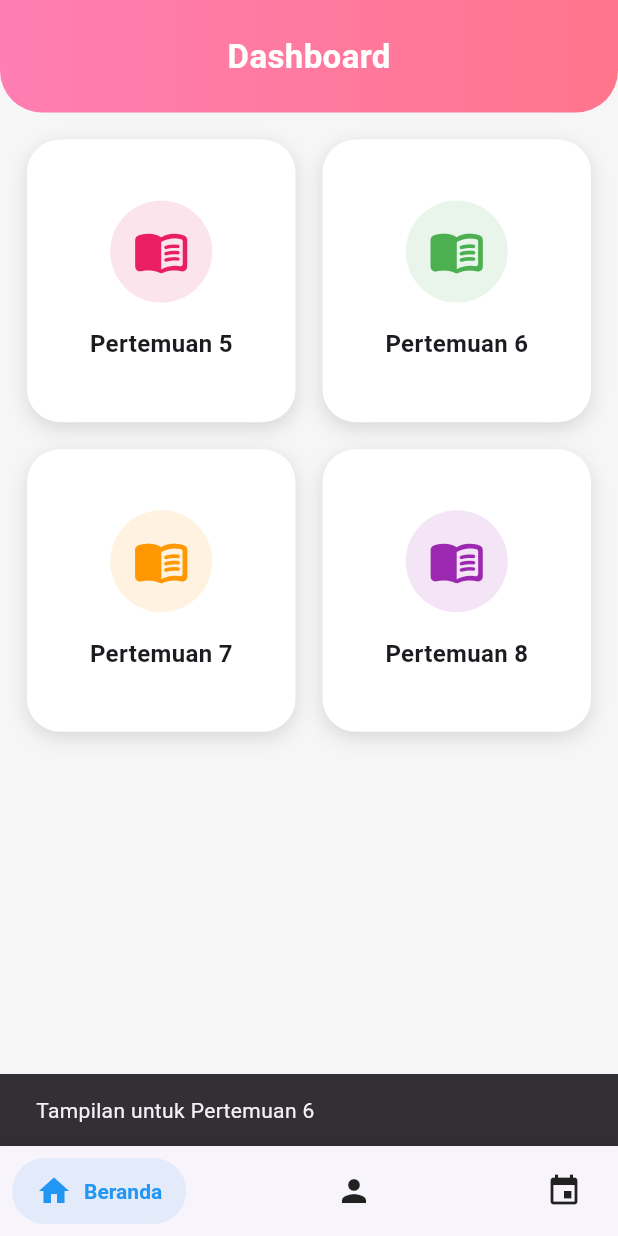
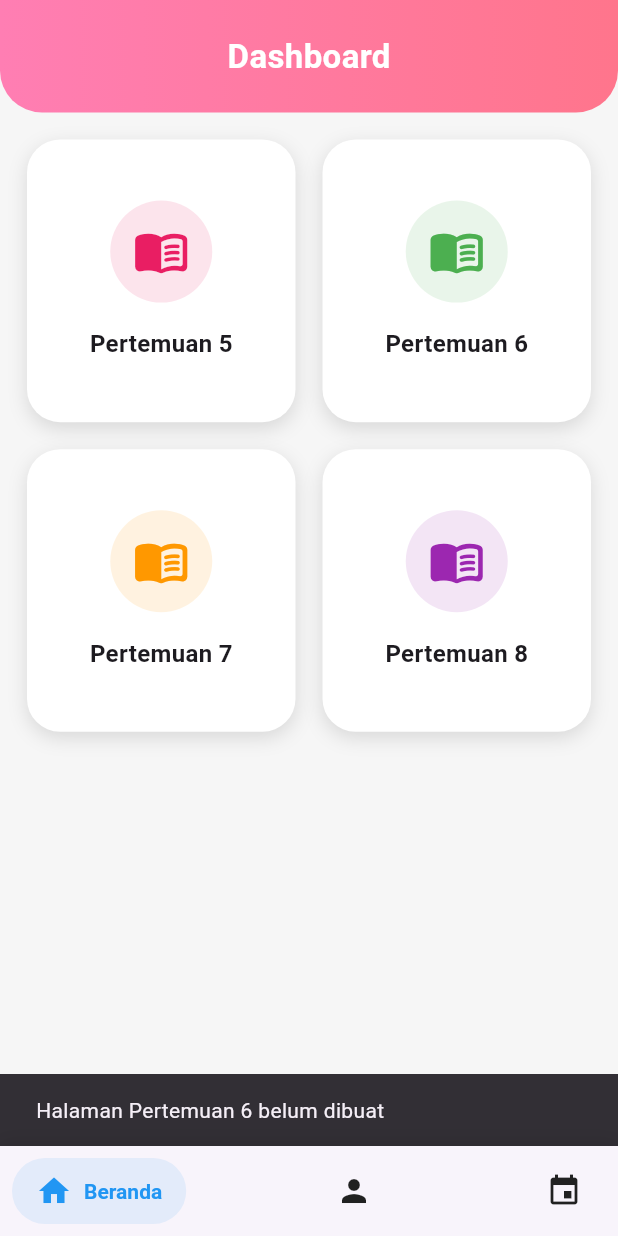
Before and after one commit to auraadiana22/MobileProgramming_p7, a Flutter app: the screen it shows after launch, after a tap on "Pertemuan 6", on a phone screen of 412 x 824 dp. Run offline on Flutter 3.47's test engine with Material 3 defaults, Android fonts, the phone set to English and light mode, and no system bars; drawn by our look-alikes of salomon_bottom_bar.

Commit message:
modified: lib/page/beranda_page.dart

```diff
--- a/lib/page/beranda_page.dart
+++ b/lib/page/beranda_page.dart
@@ -1,6 +1,6 @@
 import 'package:flutter/material.dart';
 import '../main.dart';
-import '../pertemuan/pertemuan5.dart'; // Pastikan kalau ada pertemuan lain ditambahin disini
+import '../pertemuan/pertemuan5.dart';
 
 class BerandaPage extends StatelessWidget {
   final ProfileData profile;
@@ -24,10 +24,8 @@ class BerandaPage extends StatelessWidget {
         title: "Pertemuan 6",
         color: Colors.green,
         onTap: () {
-          // Menambahkan aksi untuk Pertemuan 6
-          // Misalnya, jika ada tampilan lain yang ingin ditampilkan saat klik
           ScaffoldMessenger.of(context).showSnackBar(
-            const SnackBar(content: Text("Tampilan untuk Pertemuan 6")),
+            const SnackBar(content: Text("Halaman Pertemuan 6 belum dibuat")),
           );
         },
       ),
```
